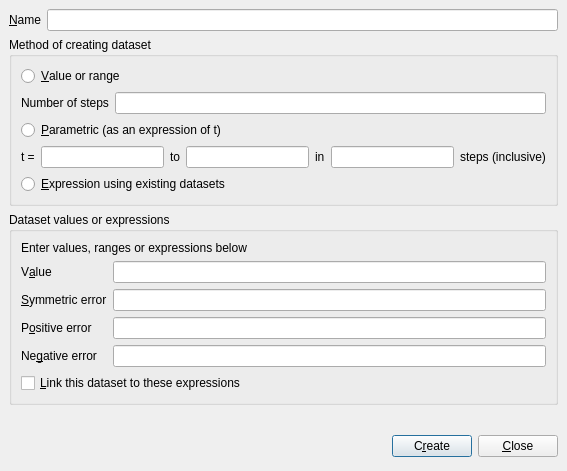
Old version of the form dialogs/datacreate.ui in the repository veusz/veusz.
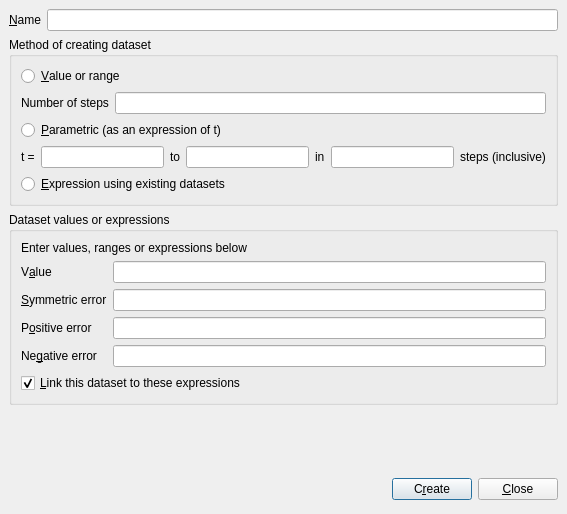
New version of the form.

Commit message: Enable linking of dataset expressions by default

```diff
--- a/dialogs/datacreate.ui
+++ b/dialogs/datacreate.ui
@@ -9,7 +9,7 @@
     <x>0</x>
     <y>0</y>
     <width>567</width>
-    <height>464</height>
+    <height>514</height>
    </rect>
   </property>
   <property name="windowTitle" >
@@ -245,6 +245,9 @@
         <property name="text" >
          <string>&amp;Link this dataset to these expressions</string>
         </property>
+        <property name="checked" >
+         <bool>true</bool>
+        </property>
        </widget>
       </item>
      </layout>
```
Left out of the diff: 4 changed lines with no effect on the pictures.
